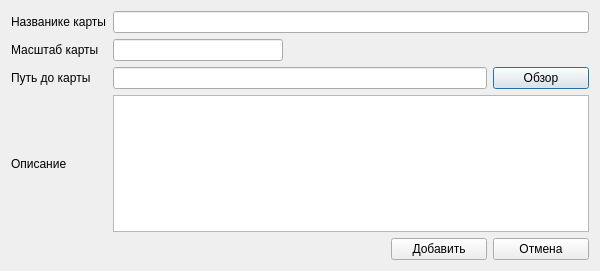
The window that mapsettings.ui (Gosha1122/orientir) describes before a commit, drawn with Qt 5.
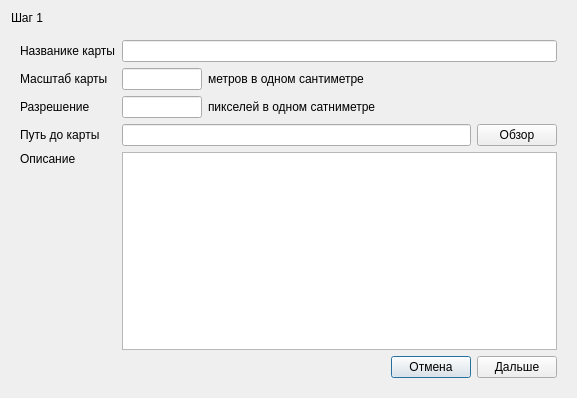
The same window after the commit.

Patch:
```diff
--- a/mapsettings.ui
+++ b/mapsettings.ui
@@ -6,14 +6,48 @@
    <rect>
     <x>0</x>
     <y>0</y>
-    <width>600</width>
-    <height>271</height>
+    <width>577</width>
+    <height>398</height>
    </rect>
   </property>
   <property name="windowTitle">
    <string>Dialog</string>
   </property>
+  <layout class="QVBoxLayout" name="verticalLayout">
+   <item>
+    <widget class="QLabel" name="label_5">
+     <property name="text">
+      <string>Шаг 1</string>
+     </property>
+    </widget>
+   </item>
+   <item>
+    <widget class="QStackedWidget" name="stackedWidget">
+     <property name="currentIndex">
+      <number>0</number>
+     </property>
+     <widget class="QWidget" name="page_1">
   <layout class="QGridLayout" name="gridLayout">
+       <item row="1" column="3" colspan="3">
+        <spacer name="horizontalSpacer">
+         <property name="orientation">
+          <enum>Qt::Orientation::Horizontal</enum>
+         </property>
+         <property name="sizeHint" stdset="0">
+          <size>
+           <width>301</width>
+           <height>20</height>
+          </size>
+         </property>
+        </spacer>
+       </item>
+       <item row="5" column="4">
+        <widget class="QPushButton" name="cancellButton">
+         <property name="text">
+          <string>Отмена</string>
+         </property>
+        </widget>
+       </item>
    <item row="0" column="0">
     <widget class="QLabel" name="label">
      <property name="text">
@@ -21,60 +55,85 @@
      </property>
     </widget>
    </item>
-   <item row="0" column="1" colspan="4">
-    <widget class="QLineEdit" name="nameEdit"/>
-   </item>
-   <item row="1" column="0">
-    <widget class="QLabel" name="label_2">
-     <property name="text">
-      <string>Масштаб карты</string>
-     </property>
-    </widget>
-   </item>
-   <item row="1" column="1">
-    <widget class="QLineEdit" name="sizeEdit"/>
-   </item>
-   <item row="1" column="2" colspan="3">
-    <spacer name="horizontalSpacer">
-     <property name="orientation">
-      <enum>Qt::Orientation::Horizontal</enum>
-     </property>
-     <property name="sizeHint" stdset="0">
-      <size>
-       <width>301</width>
-       <height>20</height>
-      </size>
-     </property>
-    </spacer>
-   </item>
-   <item row="2" column="0">
-    <widget class="QLabel" name="label_3">
-     <property name="text">
-      <string>Путь до карты</string>
-     </property>
-    </widget>
-   </item>
-   <item row="2" column="1" colspan="3">
-    <widget class="QLineEdit" name="pathEdit"/>
-   </item>
-   <item row="2" column="4">
+       <item row="3" column="5">
     <widget class="QPushButton" name="selectButton">
      <property name="text">
       <string>Обзор</string>
      </property>
     </widget>
    </item>
+       <item row="2" column="1">
+        <widget class="QLineEdit" name="lineEdit">
+         <property name="sizePolicy">
+          <sizepolicy hsizetype="Maximum" vsizetype="Fixed">
+           <horstretch>0</horstretch>
+           <verstretch>0</verstretch>
+          </sizepolicy>
+         </property>
+         <property name="minimumSize">
+          <size>
+           <width>80</width>
+           <height>0</height>
+          </size>
+         </property>
+         <property name="maximumSize">
+          <size>
+           <width>100</width>
+           <height>16777215</height>
+          </size>
+         </property>
+        </widget>
+       </item>
    <item row="3" column="0">
-    <widget class="QLabel" name="label_4">
+        <widget class="QLabel" name="label_3">
      <property name="text">
-      <string>Описание</string>
+          <string>Путь до карты</string>
      </property>
     </widget>
    </item>
-   <item row="3" column="1" colspan="4">
+       <item row="4" column="1" colspan="5">
     <widget class="QPlainTextEdit" name="descEdit"/>
    </item>
-   <item row="4" column="1" colspan="2">
+       <item row="1" column="0">
+        <widget class="QLabel" name="label_2">
+         <property name="text">
+          <string>Масштаб карты</string>
+         </property>
+        </widget>
+       </item>
+       <item row="0" column="1" colspan="5">
+        <widget class="QLineEdit" name="nameEdit"/>
+       </item>
+       <item row="5" column="5">
+        <widget class="QPushButton" name="addButton">
+         <property name="text">
+          <string>Дальше</string>
+         </property>
+        </widget>
+       </item>
+       <item row="1" column="1">
+        <widget class="QLineEdit" name="sizeEdit">
+         <property name="sizePolicy">
+          <sizepolicy hsizetype="Maximum" vsizetype="Fixed">
+           <horstretch>0</horstretch>
+           <verstretch>0</verstretch>
+          </sizepolicy>
+         </property>
+         <property name="minimumSize">
+          <size>
+           <width>80</width>
+           <height>0</height>
+          </size>
+         </property>
+         <property name="maximumSize">
+          <size>
+           <width>100</width>
+           <height>16777215</height>
+          </size>
+         </property>
+        </widget>
+       </item>
+       <item row="5" column="1" colspan="3">
     <spacer name="horizontalSpacer_2">
      <property name="orientation">
       <enum>Qt::Orientation::Horizontal</enum>
@@ -87,18 +146,83 @@
      </property>
     </spacer>
    </item>
-   <item row="4" column="3">
-    <widget class="QPushButton" name="addButton">
+       <item row="3" column="1" colspan="4">
+        <widget class="QLineEdit" name="pathEdit"/>
+       </item>
+       <item row="4" column="0">
+        <widget class="QLabel" name="label_4">
      <property name="text">
-      <string>Добавить</string>
-     </property>
-    </widget>
-   </item>
-   <item row="4" column="4">
-    <widget class="QPushButton" name="cancellButton">
+          <string>Описание</string>
+         </property>
+         <property name="alignment">
+          <set>Qt::AlignmentFlag::AlignLeading|Qt::AlignmentFlag::AlignLeft|Qt::AlignmentFlag::AlignTop</set>
+         </property>
+        </widget>
+       </item>
+       <item row="2" column="0">
+        <widget class="QLabel" name="label_6">
+         <property name="text">
+          <string>Разрешение</string>
+         </property>
+        </widget>
+       </item>
+       <item row="1" column="2">
+        <widget class="QLabel" name="label_7">
+         <property name="text">
+          <string>метров в одном сантиметре</string>
+         </property>
+        </widget>
+       </item>
+       <item row="2" column="2">
+        <widget class="QLabel" name="label_8">
+         <property name="text">
+          <string>пикселей в одном сатниметре</string>
+         </property>
+        </widget>
+       </item>
+      </layout>
+     </widget>
+     <widget class="QWidget" name="page_2">
+      <layout class="QGridLayout" name="gridLayout_2">
+       <item row="0" column="0" colspan="4">
+        <widget class="QGraphicsView" name="graphicsView"/>
+       </item>
+       <item row="1" column="0">
+        <spacer name="horizontalSpacer_3">
+         <property name="orientation">
+          <enum>Qt::Orientation::Horizontal</enum>
+         </property>
+         <property name="sizeHint" stdset="0">
+          <size>
+           <width>295</width>
+           <height>20</height>
+          </size>
+         </property>
+        </spacer>
+       </item>
+       <item row="1" column="1">
+        <widget class="QPushButton" name="pushButton">
      <property name="text">
       <string>Отмена</string>
      </property>
+        </widget>
+       </item>
+       <item row="1" column="2">
+        <widget class="QPushButton" name="pushButton_2">
+         <property name="text">
+          <string>Назад</string>
+         </property>
+        </widget>
+       </item>
+       <item row="1" column="3">
+        <widget class="QPushButton" name="pushButton_3">
+         <property name="text">
+          <string>Дальше</string>
+         </property>
+        </widget>
+       </item>
+      </layout>
+     </widget>
     </widget>
    </item>
   </layout>
```
Lines whose indentation alone changed are shown as unchanged.
